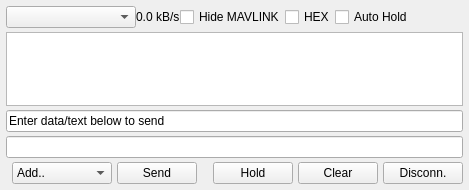
The window that src/ui/DebugConsole.ui (mavlink/qgroundcontrol) describes before a commit, drawn with Qt 5.
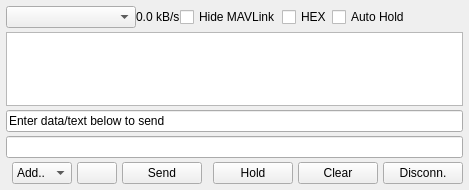
The same window after the commit. Icons and pictures are not drawn.

Commit message: Added more map icon customization options, added serial link debugging

```diff
--- a/src/ui/DebugConsole.ui
+++ b/src/ui/DebugConsole.ui
@@ -51,7 +51,7 @@
         <string>Ignore MAVLINK protocol messages in display</string>
        </property>
        <property name="text">
-        <string>Hide MAVLINK</string>
+        <string>Hide MAVLink</string>
        </property>
       </widget>
      </item>
@@ -120,7 +120,7 @@
     </widget>
    </item>
    <item row="4" column="1">
-    <layout class="QHBoxLayout" name="horizontalLayout" stretch="100,1,10,1,1,1">
+    <layout class="QHBoxLayout" name="horizontalLayout" stretch="100,0,1,10,1,1,1">
      <property name="spacing">
       <number>5</number>
      </property>
@@ -193,6 +193,17 @@
        </item>
       </widget>
      </item>
+     <item>
+      <widget class="QPushButton" name="addSymbolButton">
+       <property name="text">
+        <string/>
+       </property>
+       <property name="icon">
+        <iconset resource="../../mavground.qrc">
+         <normaloff>:/images/actions/list-add.svg</normaloff>:/images/actions/list-add.svg</iconset>
+       </property>
+      </widget>
+     </item>
      <item>
       <widget class="QPushButton" name="transmitButton">
        <property name="toolTip">
```
The commit also changes 100 other files.
